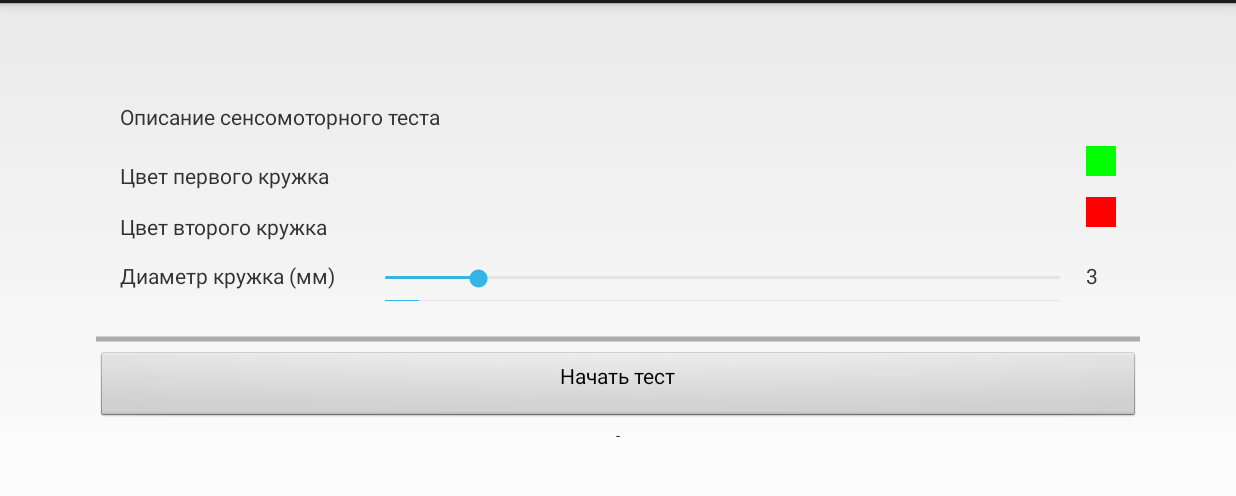
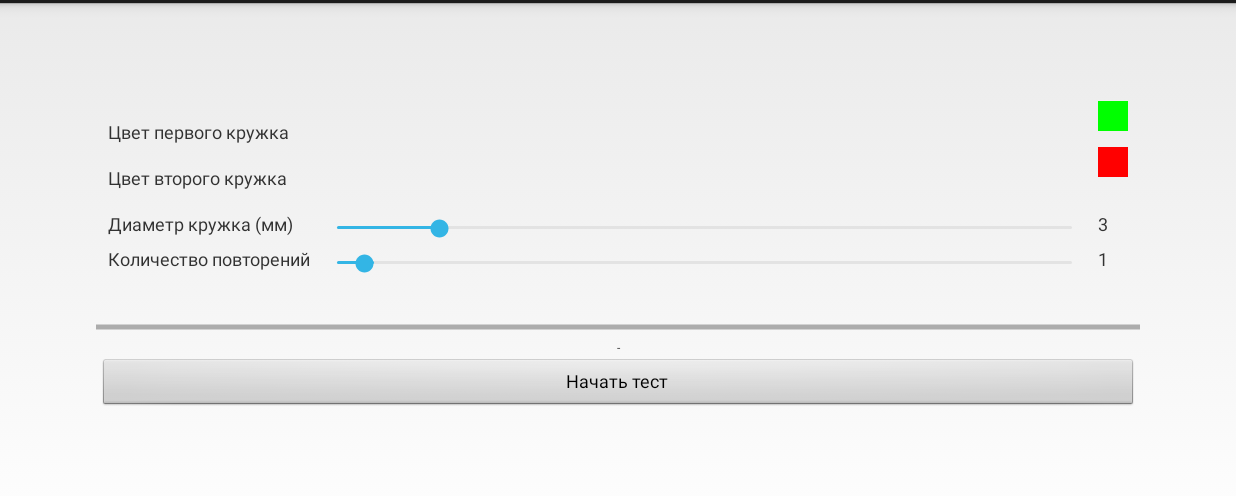
Before and after one commit to hramovnik/ReactionTest, an Android app: the screen it shows after launch (MainActivity), on a phone screen of 824 x 412 dp (held sideways), the part 57-553 px from its top. Run offline under Robolectric (Android 15) with nearby library versions, the phone set to English and light mode, and no system bars; 1 statement that could not run was skipped.

Commit message:
So, I resolve the problem with no space in fragments, but there is another problem: in new tech task I need somehow to put 2 more changers in that layouts. I have no idea, how to do that.

```diff
--- a/app/src/main/java/com/hramovnik/reactiontest/MainActivity.java
+++ b/app/src/main/java/com/hramovnik/reactiontest/MainActivity.java
@@ -21,6 +21,7 @@ import layout.TabFourFragment;
 import layout.TabOneFragment;
 import layout.TabThreeFragment;
 import layout.TabTwoFragment;
+import layout.TabFiveFragment;
 
 public class MainActivity extends FragmentActivity implements ResultDisplayable, View.OnClickListener{
 
@@ -73,9 +74,10 @@ public class MainActivity extends FragmentActivity implements ResultDisplayable,
         tabs.addTab(tabs.newTabSpec("tab2").setIndicator("КЧСМ"), TabTwoFragment.class, null);
         tabs.addTab(tabs.newTabSpec("tab3").setIndicator("КЧСМ Авто"), TabThreeFragment.class, null);
         tabs.addTab(tabs.newTabSpec("tab4").setIndicator("ТТ"), TabFourFragment.class, null);
+        tabs.addTab(tabs.newTabSpec("tab5").setIndicator("ТИ"), TabFiveFragment.class, null);
 
-        for(int i = 0; i < 4; i++){
-            ((TextView) tabs.getTabWidget().getChildAt(i).findViewById(android.R.id.title)).setTextSize(8);
+        for(int i = 0; i < 5; i++){
+            ((TextView) tabs.getTabWidget().getChildAt(i).findViewById(android.R.id.title)).setTextSize(10);
         }
 
         sp = PreferenceManager.getDefaultSharedPreferences(this);
@@ -101,8 +103,10 @@ public class MainActivity extends FragmentActivity implements ResultDisplayable,
     @Override
     public void onClick(View v) {
 
+        dialogResult.show(getSupportFragmentManager(), "Результат", "Bada-bum!");
 
-        tvResult.clearComposingText();
+
+        /*tvResult.clearComposingText();
         switch (v.getId()){
             case R.id.buttonStartStopTest:
                 if (connection.isWorking()) {
@@ -119,7 +123,7 @@ public class MainActivity extends FragmentActivity implements ResultDisplayable,
                 }else{
                     Toast.makeText(this, "Ошибка реализации", Toast.LENGTH_SHORT).show();
                 }
-        }
+        }*/
     }
 
     @Override
--- a/app/src/main/java/layout/ResultDisplay.java
+++ b/app/src/main/java/layout/ResultDisplay.java
@@ -49,6 +49,10 @@ public class ResultDisplay extends DialogFragment  implements View.OnClickListen
         setText(information);
     }
 
+    public void show(FragmentManager manager, String tag, String information){
+        super.show(manager,tag);
+        setText(information);
+    }
 
     @Override
     public void onResume(){
--- a/app/src/main/res/layout/activity_main.xml
+++ b/app/src/main/res/layout/activity_main.xml
@@ -38,32 +38,25 @@
         android:layout_height="wrap_content"
         android:id="@+id/progressBar"
     />
-
-    <Button
-        android:text="Начать тест"
-        android:layout_width="match_parent"
-        android:layout_height="wrap_content"
-        android:gravity="center_horizontal"
-        android:id="@+id/buttonStartStopTest"
-        style="@android:style/Widget.Button"
-        android:height="10dp"
-
-        />
-    <Space
-        android:layout_width="1dp"
-        android:layout_height="1dp"
-        />
     <TextView
         android:text="-"
         android:layout_width="match_parent"
         android:layout_height="wrap_content"
         android:id="@+id/tvResult"
         android:gravity="center"
-        android:textSize="10sp"
-    />
+        android:textSize="8dp"
+        />
+    <Button
+        android:text="Начать тест"
+        style="@android:style/Widget.Button"
+        android:layout_width="match_parent"
+        android:layout_height="36sp"
+        android:layout_margin="1sp"
+        android:gravity="center_horizontal"
+        android:id="@+id/buttonStartStopTest"
+        android:textSize="12dp"
 
 
-
-
+        />
 
 </LinearLayout>
--- a/app/src/main/res/layout/fragment_tab_one.xml
+++ b/app/src/main/res/layout/fragment_tab_one.xml
@@ -11,29 +11,19 @@
     android:orientation="vertical"
     tools:context="layout.TabOneFragment">
 
-    <TextView
-        android:text="Описание сенсомоторного теста"
-        android:layout_width="wrap_content"
-        android:layout_height="wrap_content"
-        android:id="@+id/textView"
-        />
-
 
     <TableLayout
         android:layout_width="match_parent"
         android:layout_height="match_parent">
+
         <TableRow
             android:layout_width="match_parent"
             android:layout_height="match_parent">
             <Space
                 android:layout_width="1dp"
-                android:layout_height="10dp"
+                android:layout_height="@dimen/space_between_buttons_and_seek_bars"
                 />
         </TableRow>
-
-        <TableRow
-            android:layout_width="match_parent"
-            android:layout_height="match_parent" />
 
         <TableRow
             android:layout_width="match_parent"
@@ -45,11 +35,13 @@
                 android:layout_height="wrap_content"
                 android:id="@+id/textView2"
                 android:layout_centerVertical="true"
-                android:layout_alignParentStart="true" />
+                android:layout_alignParentStart="true"
+                android:textSize="@dimen/text_view_size"
+                />
 
             <Space
                 android:layout_width="20dp"
-                android:layout_height="30dp"
+                android:layout_height="@dimen/vertical_space_of_color_chooser"
                 android:padding="1dip"
                 android:layout_margin="1dip"
                 android:layout_weight="1"
@@ -72,7 +64,7 @@
             android:layout_height="match_parent">
             <Space
                 android:layout_width="1dp"
-                android:layout_height="1dp"
+                android:layout_height="@dimen/space_between_seek_bars"
                 />
         </TableRow>
 
@@ -86,11 +78,13 @@
                 android:layout_height="wrap_content"
                 android:id="@+id/textView3"
                 android:layout_centerVertical="true"
-                android:layout_alignParentStart="true" />
+                android:layout_alignParentStart="true"
+                android:textSize="@dimen/text_view_size"
+                />
 
             <Space
                 android:layout_width="20dp"
-                android:layout_height="30dp"
+                android:layout_height="@dimen/vertical_space_of_color_chooser"
                 android:padding="1dip"
                 android:layout_margin="1dip"
                 android:layout_weight="1"
@@ -107,16 +101,15 @@
                 android:layout_alignParentEnd="true" />
         </TableRow>
 
+
         <TableRow
             android:layout_width="match_parent"
             android:layout_height="match_parent">
             <Space
                 android:layout_width="1dp"
-                android:layout_height="10dp"
+                android:layout_height="@dimen/space_between_buttons_and_seek_bars"
                 />
         </TableRow>
-
-
 
         <TableRow
             android:layout_width="match_parent"
@@ -127,10 +120,12 @@
                 android:layout_width="wrap_content"
                 android:layout_height="wrap_content"
                 android:layout_alignParentStart="true"
-                android:id="@+id/textView4" />
+                android:id="@+id/textView4"
+                android:textSize="@dimen/text_view_size"
+                />
 
             <SeekBar
-                style="@style/Widget.AppCompat.SeekBar.Discrete"
+                style="@style/CustomSeekBar"
                 android:layout_width="120dp"
                 android:layout_height="wrap_content"
                 android:max="20"
@@ -138,7 +133,7 @@
                 android:progress="3"
                 android:id="@+id/sbRoundSize"
                 android:layout_alignParentTop="true"
-                android:layout_toEndOf="@+id/textView4"
+                android:layout_toEndOf="@id/textView4"
                 android:padding="1dip"
                 android:layout_margin="1dip"
                 android:layout_weight="1"
@@ -152,7 +147,7 @@
                 android:elevation="1dp"
                 android:layout_alignParentTop="true"
                 android:layout_alignParentEnd="true"
-
+                android:textSize="@dimen/text_view_size"
                 />
         </TableRow>
 
@@ -161,7 +156,7 @@
             android:layout_height="match_parent">
             <Space
                 android:layout_width="1dp"
-                android:layout_height="1dp"
+                android:layout_height="@dimen/space_between_seek_bars"
                 />
         </TableRow>
 
@@ -174,10 +169,12 @@
                 android:layout_width="wrap_content"
                 android:layout_height="wrap_content"
                 android:layout_alignParentStart="true"
-                android:id="@+id/textView5" />
+                android:id="@+id/textView5"
+                android:textSize="@dimen/text_view_size"
+                />
 
             <SeekBar
-                style="@style/Widget.AppCompat.SeekBar.Discrete"
+                style="@style/CustomSeekBar"
                 android:layout_width="120dp"
                 android:layout_height="wrap_content"
                 android:max="20"
@@ -185,7 +182,7 @@
                 android:progress="3"
                 android:id="@+id/sbQuantityRep"
                 android:layout_alignParentTop="true"
-                android:layout_toEndOf="@+id/textView5"
+                android:layout_toEndOf="@id/textView5"
                 android:padding="1dip"
                 android:layout_margin="1dip"
                 android:layout_weight="1"
@@ -199,7 +196,7 @@
                 android:elevation="1dp"
                 android:layout_alignParentTop="true"
                 android:layout_alignParentEnd="true"
-
+                android:textSize="@dimen/text_view_size"
                 />
         </TableRow>
     </TableLayout>
--- a/app/src/main/res/values/dimens.xml
+++ b/app/src/main/res/values/dimens.xml
@@ -1,14 +1,19 @@
 <resources>
     <!-- Default screen margins, per the Android Design guidelines. -->
-    <dimen name="activity_horizontal_margin">16dp</dimen>
-    <dimen name="activity_vertical_margin">16dp</dimen>
+    <dimen name="activity_horizontal_margin">8dp</dimen>
+    <dimen name="activity_vertical_margin">8dp</dimen>
     <dimen name="tabs_vertical_offset">75dp</dimen>
 
-    <dimen name="landscape_activity_horizontal_margin">16dp</dimen>
-    <dimen name="landscape_activity_vertical_margin">16dp</dimen>
-    <dimen name="landscape_tabs_vertical_offset">50dp</dimen>
+    <dimen name="landscape_activity_horizontal_margin">8dp</dimen>
+    <dimen name="landscape_activity_vertical_margin">8dp</dimen>
+    <dimen name="landscape_tabs_vertical_offset">45dp</dimen>
 
-    <dimen name="color_button_width">20dp</dimen>
-    <dimen name="color_button_height">20dp</dimen>
-    <dimen name="color_column">20dp</dimen>
+    <dimen name="color_button_width">20sp</dimen>
+    <dimen name="color_button_height">20sp</dimen>
+    <dimen name="color_column">20sp</dimen>
+
+    <dimen name="space_between_seek_bars">0sp</dimen>
+    <dimen name="space_between_buttons_and_seek_bars">12sp</dimen>
+    <dimen name="text_view_size">12sp</dimen>
+    <dimen name="vertical_space_of_color_chooser">28sp</dimen>
 </resources>
--- a/app/src/main/res/values/styles.xml
+++ b/app/src/main/res/values/styles.xml
@@ -16,4 +16,17 @@
         <item name="android:textSize">15sp</item>
         <item name="android:textStyle">bold</item>
     </style>
+
+    <style name="CustomSeekBar" parent="@style/Widget.AppCompat.SeekBar.Discrete">
+        <item name="android:indeterminateOnly">false</item>
+        <!-- <item name="android:progressDrawable">@android:drawable/progress_horizontal</item>
+        <item name="android:indeterminateDrawable">@android:drawable/progress_horizontal</item>-->
+        <item name="android:minHeight">4dip</item>
+        <item name="android:maxHeight">12dip</item>
+        <item name="android:paddingTop">1px</item>
+        <item name="android:paddingBottom">1px</item>
+        <item name="android:layout_height">5sp</item>
+        <item name="android:layout_margin">1sp</item>
+    </style>
+
 </resources>
--- a/build.gradle
+++ b/build.gradle
@@ -5,7 +5,7 @@ buildscript {
         jcenter()
     }
     dependencies {
-        classpath 'com.android.tools.build:gradle:2.2.2'
+        classpath 'com.android.tools.build:gradle:2.2.3'
 
         // NOTE: Do not place your application dependencies here; they belong
         // in the individual module build.gradle files
```
Also changed, not shown: app/src/main/java/layout/TabFiveFragment.java (added, +60 -0 lines), app/src/main/res/layout/fragment_tab_five.xml (added, +34 -0 lines), app/src/main/res/layout/fragment_tab_four.xml (+15 -33 lines), app/src/main/res/layout/fragment_tab_three.xml (+28 -24 lines), app/src/main/res/layout/fragment_tab_two.xml (+28 -32 lines).
